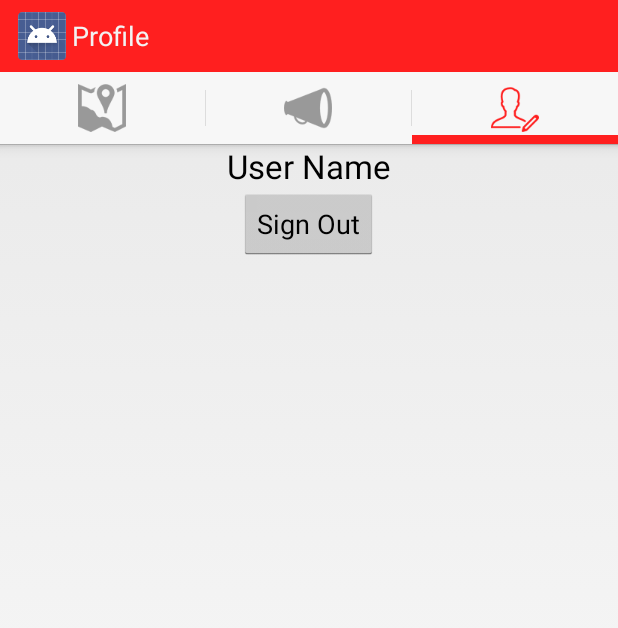
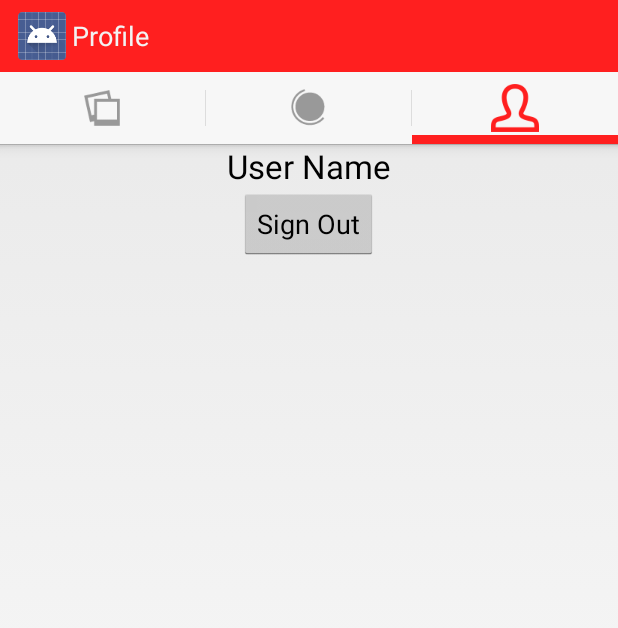
Before and after one commit to fj-castor/PeaceCorpsTinder, an Android app: the MainActivity screen opened directly, with no data from a screen before it, tab 3 chosen, on a phone screen of 412 x 824 dp. Shown: the top 628 px of the screen. Run offline under Robolectric (Android 15) with nearby library versions, the phone set to English and light mode, and no system bars; our stand-ins replace Picasso; libraries missing offline, so code that uses them is left out: retrofit.client; pictures from the network do not load; 6 statements that could not run were skipped.

Commit message:
Add new icons

```diff
--- a/app/src/main/AndroidManifest.xml
+++ b/app/src/main/AndroidManifest.xml
@@ -1,5 +1,6 @@
 <?xml version="1.0" encoding="utf-8"?>
 <manifest xmlns:android="http://schemas.android.com/apk/res/android"
+    xmlns:tools="http://schemas.android.com/tools"
     package="com.blueoxfords.peacecorpstinder" >
 
     <uses-permission android:name="android.permission.ACCESS_NETWORK_STATE"/>
@@ -8,8 +9,9 @@
     <application
         android:name=".PeaceCorpsApplication"
         android:allowBackup="true"
-        android:icon="@drawable/ic_launcher"
+        android:icon="@drawable/pc_logo"
         android:label="@string/app_name"
+        tools:replace="android:icon,android:theme"
         android:theme="@style/MegaphoneActionBarTheme" >
         <activity
             android:name=".LoginActivity"
--- a/app/src/main/res/values/arrays.xml
+++ b/app/src/main/res/values/arrays.xml
@@ -2,9 +2,9 @@
 <resources>
 
     <array name="tab_icons">
-        <item>@drawable/feed_icon</item>
-        <item>@drawable/broadcast_icon</item>
-        <item>@drawable/edit_profile_icon</item>
+        <item>@drawable/swipselogo</item>
+        <item>@drawable/matcheslogo</item>
+        <item>@drawable/usericon</item>
     </array>
 
     <array name="tab_titles">
```
Also changed, not shown: app/src/main/res/drawable-hdpi/pc_logo.png (added), app/src/main/res/drawable-mdpi/pc_logo.png (added), app/src/main/res/drawable-xhdpi/chaticon.png (added), app/src/main/res/drawable-xhdpi/matcheslogo.png (added), app/src/main/res/drawable-xhdpi/pc_logo.png (added), app/src/main/res/drawable-xhdpi/swipselogo.png (added), app/src/main/res/drawable-xhdpi/usericon.png (added), app/src/main/res/drawable-xxhdpi/pc_logo.png (added), app/src/main/res/drawable/pc_logo.png (added).
